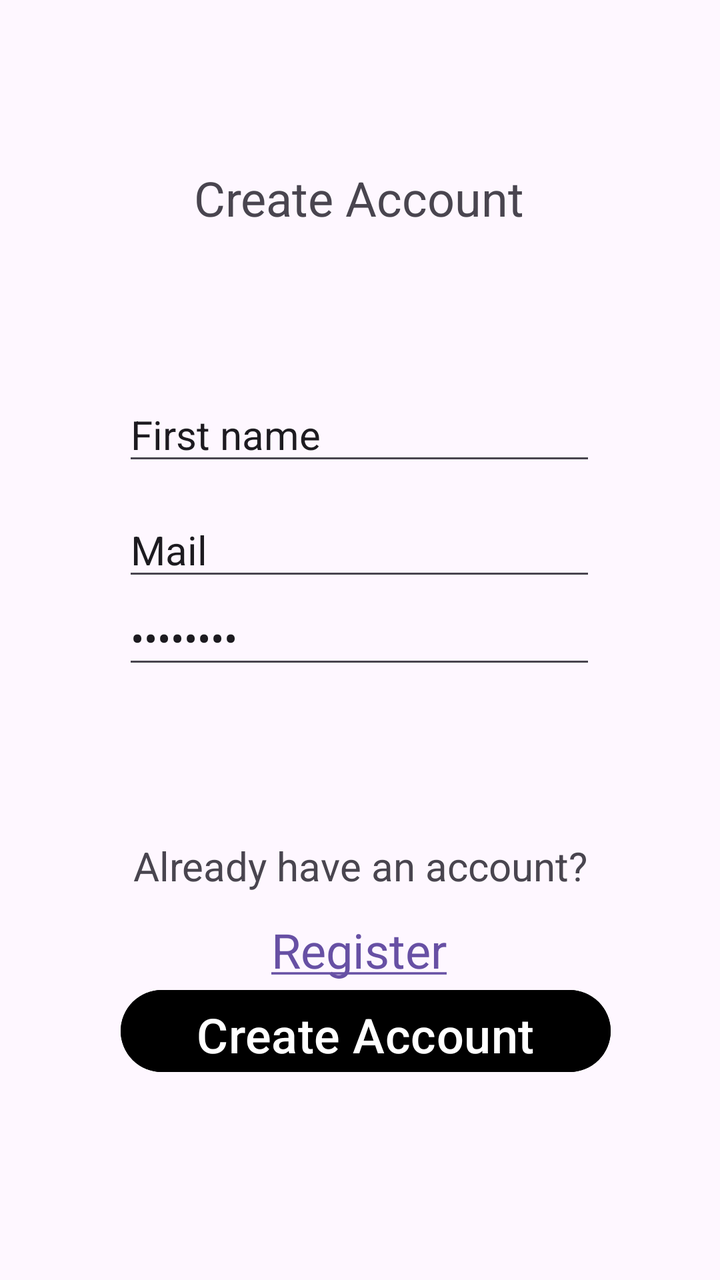
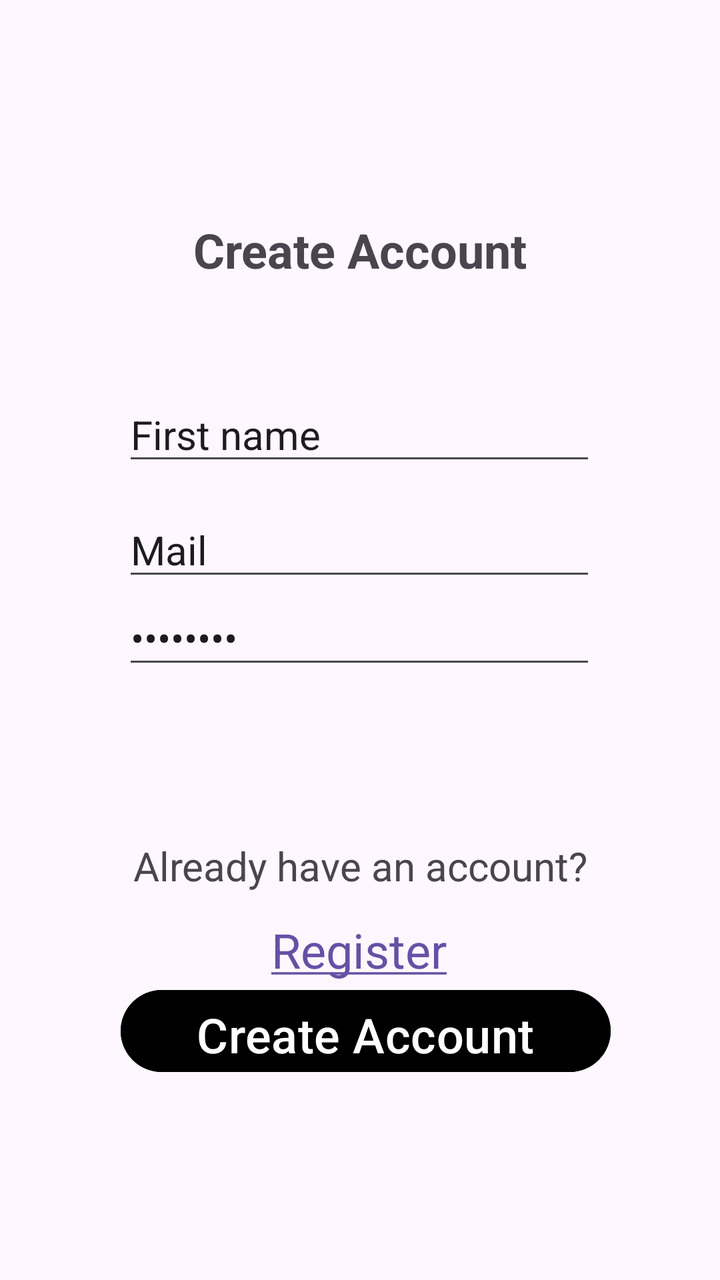

Screens rendered from an Android XML layout before and after an edit, with the pre-edit source and the edit as a unified diff.
<!-- AndroidManifest.xml: application theme Theme.GitScope -->
<!-- res/layout/activity_register.xml -->
<?xml version="1.0" encoding="utf-8"?>
<androidx.constraintlayout.widget.ConstraintLayout xmlns:android="http://schemas.android.com/apk/res/android"
    xmlns:app="http://schemas.android.com/apk/res-auto"
    xmlns:tools="http://schemas.android.com/tools"
    android:id="@+id/main"
    android:layout_width="match_parent"
    android:layout_height="match_parent"
    tools:context=".RegisterActivity">

    <EditText
        android:id="@+id/editTextPassword"
        android:layout_width="wrap_content"
        android:layout_height="wrap_content"
        android:ems="10"
        android:inputType="textPassword"
        android:text="Password"
        android:textSize="20sp"
        app:layout_constraintBottom_toTopOf="@+id/textView2"
        app:layout_constraintEnd_toEndOf="parent"
        app:layout_constraintHorizontal_bias="0.497"
        app:layout_constraintStart_toStartOf="parent"
        app:layout_constraintTop_toBottomOf="@+id/editTextEmail"
        app:layout_constraintVertical_bias="0.0" />

    <TextView
        android:id="@+id/textView2"
        android:layout_width="wrap_content"
        android:layout_height="wrap_content"
        android:text="Already have an account?"
        android:textSize="20sp"
        app:layout_constraintBottom_toBottomOf="parent"
        app:layout_constraintEnd_toEndOf="parent"
        app:layout_constraintStart_toStartOf="parent"
        app:layout_constraintTop_toTopOf="parent"
        app:layout_constraintVertical_bias="0.684" />

    <EditText
        android:id="@+id/editTextName"
        android:layout_width="wrap_content"
        android:layout_height="wrap_content"
        android:ems="10"
        android:inputType="text"
        android:text="First name"
        android:textSize="20sp"
        app:layout_constraintBottom_toBottomOf="parent"
        app:layout_constraintEnd_toEndOf="parent"
        app:layout_constraintHorizontal_bias="0.497"
        app:layout_constraintStart_toStartOf="parent"
        app:layout_constraintTop_toTopOf="parent"
        app:layout_constraintVertical_bias="0.325" />

    <Button
        android:id="@+id/createBtn"
        android:layout_width="245dp"
        android:layout_height="49dp"
        android:layout_marginBottom="100dp"
        android:backgroundTint="@color/black"
        android:text="Create Account"
        android:textColorLink="@color/white"
        android:textSize="24sp"
        app:layout_constraintBottom_toBottomOf="parent"
        app:layout_constraintEnd_toEndOf="parent"
        app:layout_constraintHorizontal_bias="0.524"
        app:layout_constraintStart_toStartOf="parent"
        app:layout_constraintTop_toBottomOf="@+id/loginLink"
        app:layout_constraintVertical_bias="1.0" />

    <TextView
        android:id="@+id/loginLink"
        android:layout_width="wrap_content"
        android:layout_height="wrap_content"
        android:text="@string/hyperlink"
        android:textSize="24sp"
        app:layout_constraintBottom_toBottomOf="parent"
        app:layout_constraintEnd_toEndOf="parent"
        app:layout_constraintHorizontal_bias="0.498"
        app:layout_constraintStart_toStartOf="parent"
        app:layout_constraintTop_toTopOf="parent"
        app:layout_constraintVertical_bias="0.755" />

    <EditText
        android:id="@+id/editTextEmail"
        android:layout_width="wrap_content"
        android:layout_height="wrap_content"
        android:ems="10"
        android:inputType="textEmailAddress"
        android:text="Mail"
        android:textSize="20sp"
        app:layout_constraintBottom_toBottomOf="parent"
        app:layout_constraintEnd_toEndOf="parent"
        app:layout_constraintHorizontal_bias="0.497"
        app:layout_constraintStart_toStartOf="parent"
        app:layout_constraintTop_toBottomOf="@+id/editTextName"
        app:layout_constraintVertical_bias="0.038" />

    <TextView
        android:id="@+id/textView5"
        android:layout_width="wrap_content"
        android:layout_height="wrap_content"
        android:text="Create Account"
        android:textSize="24sp"
        app:layout_constraintBottom_toBottomOf="parent"
        app:layout_constraintEnd_toEndOf="parent"
        app:layout_constraintHorizontal_bias="0.498"
        app:layout_constraintStart_toStartOf="parent"
        app:layout_constraintTop_toTopOf="parent"
        app:layout_constraintVertical_bias="0.136" />
</androidx.constraintlayout.widget.ConstraintLayout>
<!-- resources referenced by this layout -->
<resources>
  <color name="black">#FF000000</color>
  <color name="white">#FFFFFFFF</color>
  <string name="hyperlink"><a href="https://gritacademy.se/">Register</a></string>
  <style name="Theme.GitScope" parent="Base.Theme.GitScope" />
  <style name="Base.Theme.GitScope" parent="Theme.Material3.DayNight.NoActionBar">
          
          
      </style>
</resources>

<!-- the commit's change to res/layout/activity_register.xml (unified diff, before → after) -->
@@ -7,32 +7,18 @@
     android:layout_height="match_parent"
     tools:context=".RegisterActivity">
 
-    <EditText
-        android:id="@+id/editTextPassword"
+    <TextView
+        android:id="@+id/textView5"
         android:layout_width="wrap_content"
         android:layout_height="wrap_content"
-        android:ems="10"
-        android:inputType="textPassword"
-        android:text="Password"
-        android:textSize="20sp"
-        app:layout_constraintBottom_toTopOf="@+id/textView2"
-        app:layout_constraintEnd_toEndOf="parent"
-        app:layout_constraintHorizontal_bias="0.497"
-        app:layout_constraintStart_toStartOf="parent"
-        app:layout_constraintTop_toBottomOf="@+id/editTextEmail"
-        app:layout_constraintVertical_bias="0.0" />
-
-    <TextView
-        android:id="@+id/textView2"
-        android:layout_width="wrap_content"
-        android:layout_height="wrap_content"
-        android:text="Already have an account?"
-        android:textSize="20sp"
-        app:layout_constraintBottom_toBottomOf="parent"
+        android:text="Create Account"
+        android:textSize="24sp"
+        android:textStyle="bold"
+        app:layout_constraintBottom_toTopOf="@+id/editTextName"
         app:layout_constraintEnd_toEndOf="parent"
         app:layout_constraintStart_toStartOf="parent"
         app:layout_constraintTop_toTopOf="parent"
-        app:layout_constraintVertical_bias="0.684" />
+        app:layout_constraintVertical_bias="0.673" />
 
     <EditText
         android:id="@+id/editTextName"
@@ -41,6 +27,7 @@
         android:ems="10"
         android:inputType="text"
         android:text="First name"
+        android:hint="First name"
         android:textSize="20sp"
         app:layout_constraintBottom_toBottomOf="parent"
         app:layout_constraintEnd_toEndOf="parent"
@@ -48,22 +35,6 @@
         app:layout_constraintStart_toStartOf="parent"
         app:layout_constraintTop_toTopOf="parent"
         app:layout_constraintVertical_bias="0.325" />
-
-    <Button
-        android:id="@+id/createBtn"
-        android:layout_width="245dp"
-        android:layout_height="49dp"
-        android:layout_marginBottom="100dp"
-        android:backgroundTint="@color/black"
-        android:text="Create Account"
-        android:textColorLink="@color/white"
-        android:textSize="24sp"
-        app:layout_constraintBottom_toBottomOf="parent"
-        app:layout_constraintEnd_toEndOf="parent"
-        app:layout_constraintHorizontal_bias="0.524"
-        app:layout_constraintStart_toStartOf="parent"
-        app:layout_constraintTop_toBottomOf="@+id/loginLink"
-        app:layout_constraintVertical_bias="1.0" />
 
     <TextView
         android:id="@+id/loginLink"
@@ -85,6 +56,7 @@
         android:ems="10"
         android:inputType="textEmailAddress"
         android:text="Mail"
+        android:hint="@string/email"
         android:textSize="20sp"
         app:layout_constraintBottom_toBottomOf="parent"
         app:layout_constraintEnd_toEndOf="parent"
@@ -93,16 +65,49 @@
         app:layout_constraintTop_toBottomOf="@+id/editTextName"
         app:layout_constraintVertical_bias="0.038" />
 
-    <TextView
-        android:id="@+id/textView5"
+
+    <EditText
+        android:id="@+id/editTextPassword"
         android:layout_width="wrap_content"
         android:layout_height="wrap_content"
+        android:ems="10"
+        android:inputType="textPassword"
+        android:text="Password"
+        android:hint="Password"
+        android:textSize="20sp"
+        app:layout_constraintBottom_toTopOf="@+id/textView2"
+        app:layout_constraintEnd_toEndOf="parent"
+        app:layout_constraintHorizontal_bias="0.497"
+        app:layout_constraintStart_toStartOf="parent"
+        app:layout_constraintTop_toBottomOf="@+id/editTextEmail"
+        app:layout_constraintVertical_bias="0.0" />
+
+    <Button
+        android:id="@+id/createBtn"
+        android:layout_width="245dp"
+        android:layout_height="49dp"
+        android:layout_marginBottom="100dp"
+        android:backgroundTint="@color/black"
         android:text="Create Account"
+        android:textColorLink="@color/white"
         android:textSize="24sp"
         app:layout_constraintBottom_toBottomOf="parent"
         app:layout_constraintEnd_toEndOf="parent"
-        app:layout_constraintHorizontal_bias="0.498"
+        app:layout_constraintHorizontal_bias="0.524"
+        app:layout_constraintStart_toStartOf="parent"
+        app:layout_constraintTop_toBottomOf="@+id/loginLink"
+        app:layout_constraintVertical_bias="1.0" />
+
+    <TextView
+        android:id="@+id/textView2"
+        android:layout_width="wrap_content"
+        android:layout_height="wrap_content"
+        android:text="Already have an account?"
+        android:textSize="20sp"
+        app:layout_constraintBottom_toBottomOf="parent"
+        app:layout_constraintEnd_toEndOf="parent"
         app:layout_constraintStart_toStartOf="parent"
         app:layout_constraintTop_toTopOf="parent"
-        app:layout_constraintVertical_bias="0.136" />
+        app:layout_constraintVertical_bias="0.684" />
+
 </androidx.constraintlayout.widget.ConstraintLayout>
<!-- resource entries referenced after the edit -->
@@ -2,6 +2,7 @@
 <resources>
   <color name="black">#FF000000</color>
   <color name="white">#FFFFFFFF</color>
+  <string name="email">Email</string>
   <string name="hyperlink"><a href="https://gritacademy.se/">Register</a></string>
   <style name="Theme.GitScope" parent="Base.Theme.GitScope" />
   <style name="Base.Theme.GitScope" parent="Theme.Material3.DayNight.NoActionBar">
